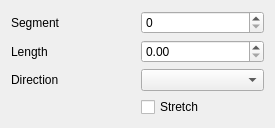
Before: the Qt Designer form ui/chain.ui in leixingyu/autoRigger, drawn with Qt 5.
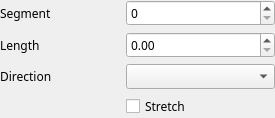
After: the same form once the commit is applied.

Commit message: ui spacing and font change

The edit to the form file:
```diff
--- a/ui/chain.ui
+++ b/ui/chain.ui
@@ -14,26 +14,78 @@
    <string>Form</string>
   </property>
   <layout class="QHBoxLayout" name="horizontalLayout">
+   <property name="leftMargin">
+    <number>0</number>
+   </property>
+   <property name="topMargin">
+    <number>0</number>
+   </property>
+   <property name="rightMargin">
+    <number>0</number>
+   </property>
+   <property name="bottomMargin">
+    <number>0</number>
+   </property>
    <item>
     <layout class="QGridLayout" name="gridLayout">
      <item row="0" column="1">
-      <widget class="QSpinBox" name="ui_seg_sbox"/>
+      <widget class="QSpinBox" name="ui_seg_sbox">
+       <property name="font">
+        <font>
+         <family>Bahnschrift Light</family>
+        </font>
+       </property>
+      </widget>
      </item>
      <item row="1" column="0">
       <widget class="QLabel" name="label_2">
+       <property name="font">
+        <font>
+         <family>Bahnschrift Light</family>
+        </font>
+       </property>
        <property name="text">
         <string>Length</string>
        </property>
       </widget>
      </item>
      <item row="2" column="1">
-      <widget class="QComboBox" name="ui_dir_cbox"/>
+      <widget class="QComboBox" name="ui_dir_cbox">
+       <property name="font">
+        <font>
+         <family>Bahnschrift Light</family>
+        </font>
+       </property>
+      </widget>
      </item>
      <item row="1" column="1">
-      <widget class="QDoubleSpinBox" name="ui_len_sbox"/>
+      <widget class="QDoubleSpinBox" name="ui_len_sbox">
+       <property name="font">
+        <font>
+         <family>Bahnschrift</family>
+        </font>
+       </property>
+      </widget>
      </item>
      <item row="0" column="0">
       <widget class="QLabel" name="label">
+       <property name="minimumSize">
+        <size>
+         <width>120</width>
+         <height>0</height>
+        </size>
+       </property>
+       <property name="maximumSize">
+        <size>
+         <width>120</width>
+         <height>16777215</height>
+        </size>
+       </property>
+       <property name="font">
+        <font>
+         <family>Bahnschrift Light</family>
+        </font>
+       </property>
        <property name="text">
         <string>Segment</string>
        </property>
@@ -41,6 +93,11 @@
      </item>
      <item row="2" column="0">
       <widget class="QLabel" name="label_3">
+       <property name="font">
+        <font>
+         <family>Bahnschrift Light</family>
+        </font>
+       </property>
        <property name="text">
         <string>Direction</string>
        </property>
@@ -48,6 +105,11 @@
      </item>
      <item row="3" column="1">
       <widget class="QCheckBox" name="ui_stretch_check">
+       <property name="font">
+        <font>
+         <family>Bahnschrift Light</family>
+        </font>
+       </property>
        <property name="layoutDirection">
         <enum>Qt::LeftToRight</enum>
        </property>
```
The commit also changes 2 other files.
